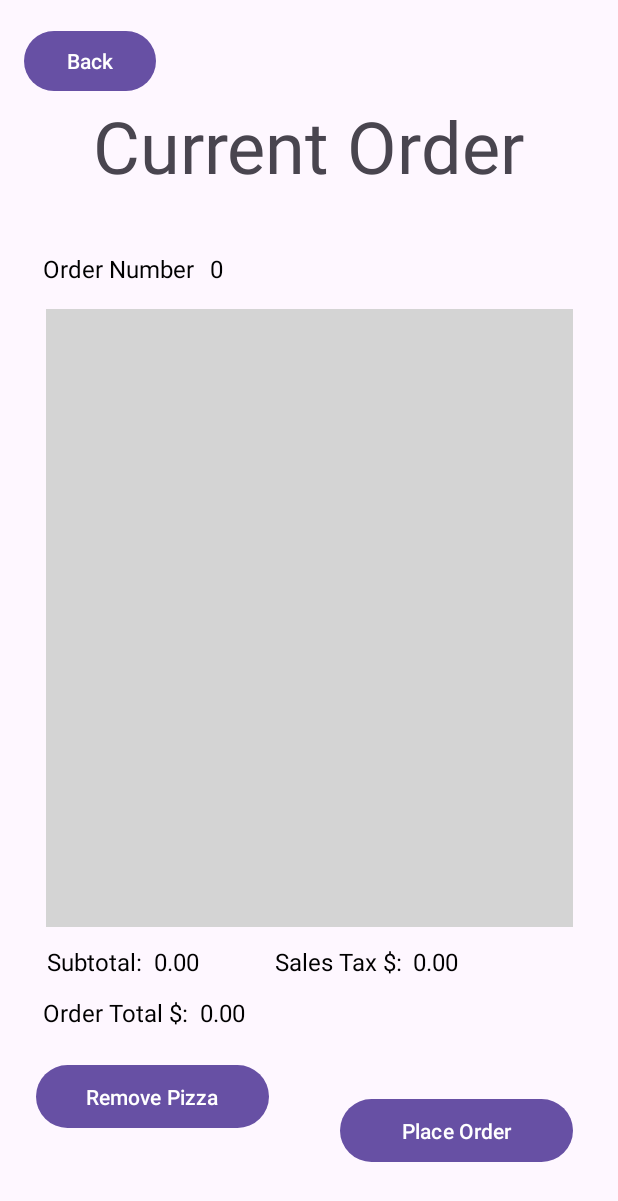
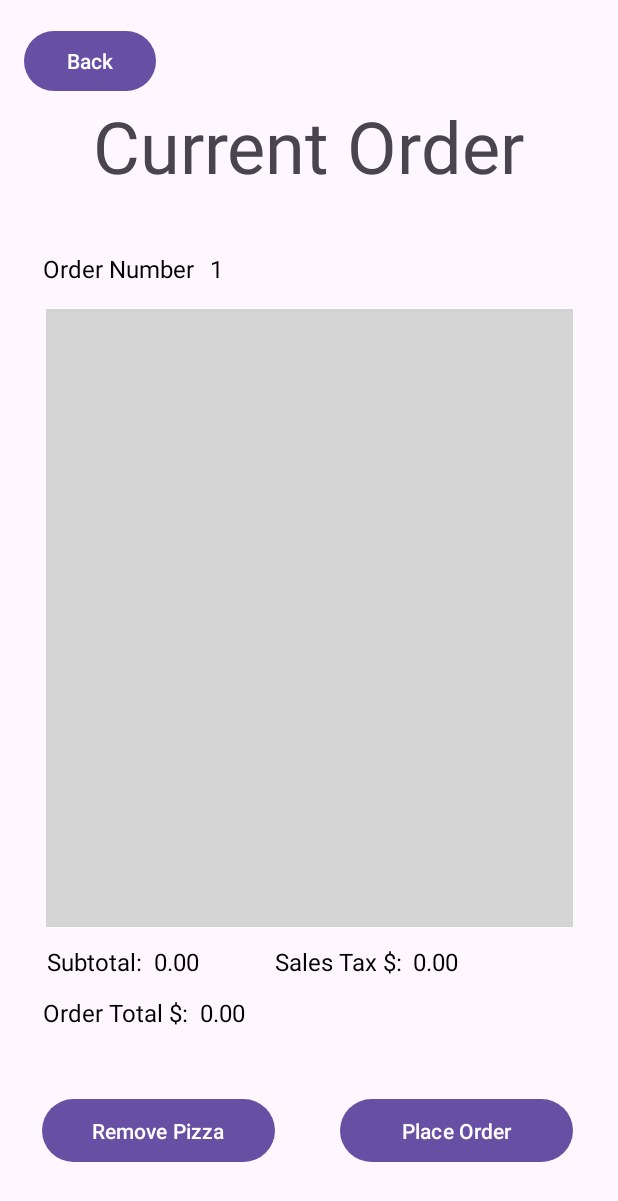
Before and after one commit to aecone/Pizza-Maker, an Android app: the CurrentOrder screen opened directly, with no data from a screen before it, on a phone screen of 412 x 824 dp. Shown: the top 1201 px of the screen. Run offline under Robolectric (Android 15) with nearby library versions, the phone set to English and light mode, and no system bars.

Commit message:
current order

```diff
--- a/app/src/main/java/com/pizza/RUPizza/CurrentOrder.java
+++ b/app/src/main/java/com/pizza/RUPizza/CurrentOrder.java
@@ -5,11 +5,13 @@ import androidx.appcompat.app.AppCompatActivity;
 import android.content.Intent;
 import android.os.Bundle;
 import android.view.View;
+import android.widget.AdapterView;
 import android.widget.ArrayAdapter;
 import android.widget.ListView;
 import android.widget.TextView;
 import android.widget.Toast;
 
+import com.pizza.RUPizza.backend.Order;
 import com.pizza.RUPizza.backend.Pizza;
 import com.pizza.RUPizza.backend.PizzaSingleton;
 
@@ -26,6 +28,7 @@ public class CurrentOrder extends AppCompatActivity {
     PizzaSingleton singleton = PizzaSingleton.getInstance();
     private ListView list;
     private TextView subtotal, orderTotal, salesTax, orderNumber;
+    private int listPosition=-1;
     @Override
     protected void onCreate(Bundle savedInstanceState) {
         super.onCreate(savedInstanceState);
@@ -39,7 +42,31 @@ public class CurrentOrder extends AppCompatActivity {
         list.setAdapter(adapter);
         DecimalFormat decimal = new DecimalFormat("0.00");
         subtotal.setText(decimal.format(getTotal()));
+        salesTax.setText(decimal.format(getTotal()*0.06625));
+        orderTotal.setText(decimal.format(getTotal()+getTotal()*0.06625));
+        orderNumber.setText(singleton.getOrder().getOrderNumber()+"");
+
+        list.setOnItemClickListener(new AdapterView.OnItemClickListener() {
+            @Override
+            public void onItemClick(AdapterView<?> parent, View view, int position, long id) {
+               listPosition = position;
+            }
+        });
     }
+
+    public void handleRemove(View view){
+        if(listPosition!=-1) {
+            singleton.getOrder().getAll().remove(listPosition);
+            ArrayAdapter<Pizza> adapter = new ArrayAdapter<>(this, android.R.layout.simple_list_item_1, singleton.getOrder().getAll());
+            list.setAdapter(adapter);
+            listPosition=-1;
+        }
+    }
+
+    public void handlePlaceOrder(View view){
+       singleton.addOrderToStore();
+    }
+
 
     public double getTotal(){
         double total=0;
--- a/app/src/main/res/layout/activity_current_order.xml
+++ b/app/src/main/res/layout/activity_current_order.xml
@@ -4,6 +4,7 @@
     xmlns:tools="http://schemas.android.com/tools"
     android:layout_width="match_parent"
     android:layout_height="match_parent"
+    android:onClick="handlePlaceOrder"
     android:orientation="vertical"
     tools:context=".CurrentOrder">
 
@@ -36,10 +37,10 @@
 
     <ListView
         android:id="@+id/listView"
+        android:layout_width="351dp"
+
+        android:layout_height="412dp"
         android:background="#d4d4d4"
-
-        android:layout_width="351dp"
-        android:layout_height="412dp"
         app:layout_constraintBottom_toBottomOf="parent"
         app:layout_constraintEnd_toEndOf="parent"
         app:layout_constraintStart_toStartOf="parent"
@@ -117,21 +118,21 @@
         android:id="@+id/removeButton"
         android:layout_width="155dp"
         android:layout_height="50dp"
-        android:layout_marginStart="24dp"
-        android:layout_marginTop="20dp"
+        android:layout_marginStart="28dp"
+        android:onClick="handleRemove"
         android:text="Remove Pizza"
         app:layout_constraintBottom_toBottomOf="parent"
         app:layout_constraintStart_toStartOf="parent"
-        app:layout_constraintTop_toBottomOf="@+id/textView16"
-        app:layout_constraintVertical_bias="0.0" />
+        app:layout_constraintTop_toBottomOf="@+id/orderTotal"
+        app:layout_constraintVertical_bias="0.487" />
 
     <TextView
         android:id="@+id/subtotal"
         android:layout_width="wrap_content"
         android:layout_height="wrap_content"
-        android:text="0.00"
         android:layout_marginStart="8dp"
         android:layout_marginTop="12dp"
+        android:text="0.00"
         android:textColor="#000000"
         android:textSize="16sp"
         app:layout_constraintEnd_toStartOf="@+id/textView15"
@@ -175,9 +176,9 @@
         android:text="Place Order"
         app:layout_constraintBottom_toBottomOf="parent"
         app:layout_constraintEnd_toEndOf="parent"
-        app:layout_constraintHorizontal_bias="0.61"
+        app:layout_constraintHorizontal_bias="0.589"
         app:layout_constraintStart_toEndOf="@+id/removeButton"
-        app:layout_constraintTop_toBottomOf="@+id/textView16"
+        app:layout_constraintTop_toBottomOf="@+id/orderTotal"
         app:layout_constraintVertical_bias="0.487" />
 
 </androidx.constraintlayout.widget.ConstraintLayout>
```
Also changed, not shown: 1 other file.
